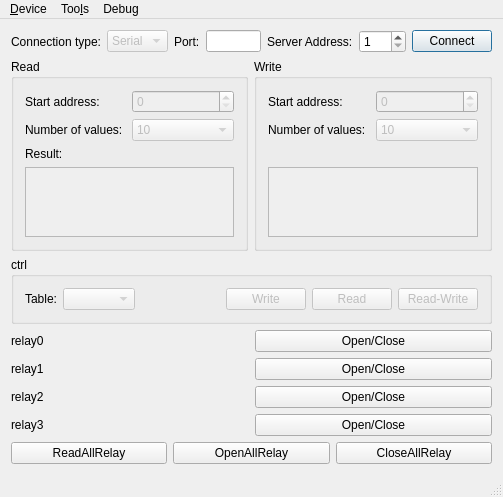
Old version of the form src/mainwindow.ui in the repository blacksherry0831/ModebusRelay.
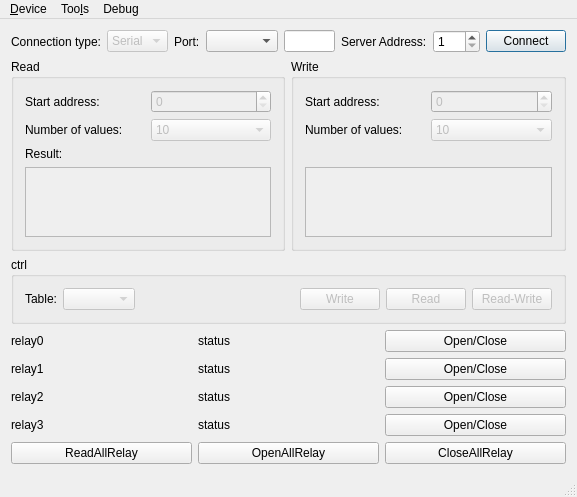
New version of the form. Icons and pictures are not drawn.

What changed in the file:
```diff
--- a/src/mainwindow.ui
+++ b/src/mainwindow.ui
@@ -6,7 +6,7 @@
    <rect>
     <x>0</x>
     <y>0</y>
-    <width>503</width>
+    <width>577</width>
     <height>495</height>
    </rect>
   </property>
@@ -17,7 +17,7 @@
    </size>
   </property>
   <property name="windowTitle">
-   <string>Modbus Client Example</string>
+   <string>Modbus Client </string>
   </property>
   <widget class="QWidget" name="centralWidget">
    <property name="enabled">
@@ -28,29 +28,37 @@
      <layout class="QVBoxLayout" name="verticalLayout_2">
       <item>
        <layout class="QGridLayout" name="gridLayout">
-        <item row="0" column="7">
-         <widget class="QPushButton" name="connectButton">
+        <item row="0" column="6">
+         <widget class="QLabel" name="label_27">
           <property name="sizePolicy">
-           <sizepolicy hsizetype="Maximum" vsizetype="Fixed">
+           <sizepolicy hsizetype="Maximum" vsizetype="Preferred">
             <horstretch>0</horstretch>
             <verstretch>0</verstretch>
            </sizepolicy>
           </property>
           <property name="text">
-           <string>Connect</string>
+           <string>Server Address:</string>
           </property>
-          <property name="checkable">
+         </widget>
+        </item>
+        <item row="0" column="1">
+         <widget class="QComboBox" name="connectType">
+          <property name="enabled">
            <bool>false</bool>
           </property>
-          <property name="autoDefault">
-           <bool>false</bool>
-          </property>
-          <property name="default">
-           <bool>true</bool>
-          </property>
+          <item>
+           <property name="text">
+            <string>Serial</string>
+           </property>
+          </item>
+          <item>
+           <property name="text">
+            <string>TCP</string>
+           </property>
+          </item>
          </widget>
         </item>
-        <item row="0" column="4">
+        <item row="0" column="5">
          <spacer name="horizontalSpacer">
           <property name="orientation">
            <enum>Qt::Horizontal</enum>
@@ -63,7 +71,29 @@
           </property>
          </spacer>
         </item>
-        <item row="0" column="6">
+        <item row="0" column="8">
+         <widget class="QPushButton" name="connectButton">
+          <property name="sizePolicy">
+           <sizepolicy hsizetype="Maximum" vsizetype="Fixed">
+            <horstretch>0</horstretch>
+            <verstretch>0</verstretch>
+           </sizepolicy>
+          </property>
+          <property name="text">
+           <string>Connect</string>
+          </property>
+          <property name="checkable">
+           <bool>false</bool>
+          </property>
+          <property name="autoDefault">
+           <bool>false</bool>
+          </property>
+          <property name="default">
+           <bool>true</bool>
+          </property>
+         </widget>
+        </item>
+        <item row="0" column="7">
          <widget class="QSpinBox" name="serverEdit">
           <property name="sizePolicy">
            <sizepolicy hsizetype="Maximum" vsizetype="Fixed">
@@ -79,36 +109,13 @@
           </property>
          </widget>
         </item>
-        <item row="0" column="5">
-         <widget class="QLabel" name="label_27">
-          <property name="sizePolicy">
-           <sizepolicy hsizetype="Maximum" vsizetype="Preferred">
-            <horstretch>0</horstretch>
-            <verstretch>0</verstretch>
-           </sizepolicy>
-          </property>
+        <item row="0" column="0">
+         <widget class="QLabel" name="label">
           <property name="text">
-           <string>Server Address:</string>
+           <string>Connection type:</string>
           </property>
          </widget>
         </item>
-        <item row="0" column="1">
-         <widget class="QComboBox" name="connectType">
-          <property name="enabled">
-           <bool>false</bool>
-          </property>
-          <item>
-           <property name="text">
-            <string>Serial</string>
-           </property>
-          </item>
-          <item>
-           <property name="text">
-            <string>TCP</string>
-           </property>
-          </item>
-         </widget>
-        </item>
         <item row="0" column="2">
          <widget class="QLabel" name="label_2">
           <property name="sizePolicy">
@@ -122,7 +129,7 @@
           </property>
          </widget>
         </item>
-        <item row="0" column="3">
+        <item row="0" column="4">
          <widget class="QLineEdit" name="portEdit">
           <property name="sizePolicy">
            <sizepolicy hsizetype="Preferred" vsizetype="Fixed">
@@ -132,12 +139,8 @@
           </property>
          </widget>
         </item>
-        <item row="0" column="0">
-         <widget class="QLabel" name="label">
-          <property name="text">
-           <string>Connection type:</string>
-          </property>
-         </widget>
+        <item row="0" column="3">
+         <widget class="QComboBox" name="comboBox_serial_port"/>
         </item>
        </layout>
       </item>
@@ -501,6 +504,13 @@
             </property>
            </widget>
           </item>
+          <item>
+           <widget class="QLabel" name="label_0_relay_status">
+            <property name="text">
+             <string>status</string>
+            </property>
+           </widget>
+          </item>
           <item>
            <widget class="QPushButton" name="pushButtonRelay0">
             <property name="enabled">
@@ -528,6 +538,13 @@
             </property>
            </widget>
           </item>
+          <item>
+           <widget class="QLabel" name="label_1_relay_status">
+            <property name="text">
+             <string>status</string>
+            </property>
+           </widget>
+          </item>
           <item>
            <widget class="QPushButton" name="pushButtonRelay1">
             <property name="enabled">
@@ -536,6 +553,9 @@
             <property name="text">
              <string>Open/Close</string>
             </property>
+            <property name="checkable">
+             <bool>false</bool>
+            </property>
            </widget>
           </item>
          </layout>
@@ -549,6 +569,13 @@
             </property>
            </widget>
           </item>
+          <item>
+           <widget class="QLabel" name="label_2_relay_status">
+            <property name="text">
+             <string>status</string>
+            </property>
+           </widget>
+          </item>
           <item>
            <widget class="QPushButton" name="pushButtonRelay2">
             <property name="enabled">
@@ -557,6 +584,9 @@
             <property name="text">
              <string>Open/Close</string>
             </property>
+            <property name="checkable">
+             <bool>false</bool>
+            </property>
            </widget>
           </item>
          </layout>
@@ -570,6 +600,13 @@
             </property>
            </widget>
           </item>
+          <item>
+           <widget class="QLabel" name="label_3_relay_status">
+            <property name="text">
+             <string>status</string>
+            </property>
+           </widget>
+          </item>
           <item>
            <widget class="QPushButton" name="pushButtonRelay3">
             <property name="enabled">
@@ -578,6 +615,9 @@
             <property name="text">
              <string>Open/Close</string>
             </property>
+            <property name="checkable">
+             <bool>false</bool>
+            </property>
            </widget>
           </item>
          </layout>
@@ -619,7 +659,7 @@
     <rect>
      <x>0</x>
      <y>0</y>
-     <width>503</width>
+     <width>577</width>
      <height>23</height>
     </rect>
    </property>
```
